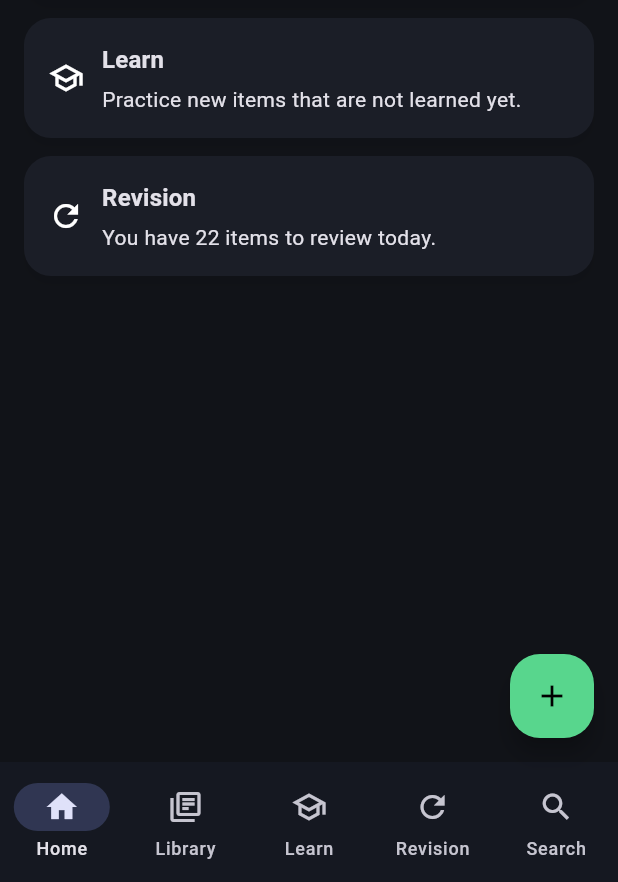
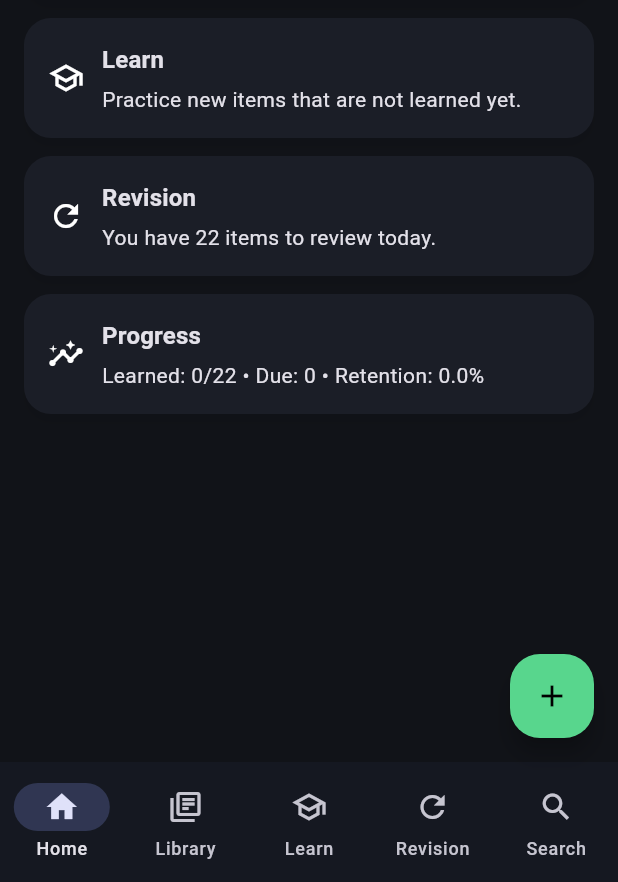
Before and after one commit to Manishkumar62/ManisuLearn---Japanese-Learning-App, a Flutter app: the screen it shows after launch, on a phone screen of 412 x 824 dp, the part 354-1236 px from its top. Run offline on Flutter 3.47's test engine with Material 3 defaults, Android fonts, the phone set to English and light mode, and no system bars; our stand-ins replace equatable, flutter_bloc, hive, hive_flutter; accounts and stored records are empty.

Commit message:
search and analytics improved

```diff
--- /dev/null
+++ b/lib/core/services/analytics_service.dart
@@ -0,0 +1,35 @@
+import '../../data/models/learning_item.dart';
+import '../../domain/models/analytics_data.dart';
+
+class AnalyticsService {
+  AnalyticsData compute(List<LearningItem> items) {
+    final now = DateTime.now();
+
+    final totalItems = items.length;
+
+    final learnedItems =
+        items.where((e) => e.isLearned).length;
+
+    final dueToday =
+        items.where((e) => e.nextReview.isBefore(now)).length;
+
+    final totalReviews =
+        items.fold<int>(0, (sum, e) => sum + e.repetitions);
+
+    final correctReviews =
+        items.where((e) => e.repetitions > 0).length;
+
+    final double retentionRate = totalReviews == 0
+        ? 0
+        : (correctReviews / totalReviews) * 100;
+
+    return AnalyticsData(
+      totalItems: totalItems,
+      learnedItems: learnedItems,
+      dueToday: dueToday,
+      totalReviews: totalReviews,
+      correctReviews: correctReviews,
+      retentionRate: retentionRate,
+    );
+  }
+}
--- /dev/null
+++ b/lib/domain/models/analytics_data.dart
@@ -0,0 +1,17 @@
+class AnalyticsData {
+  final int totalItems;
+  final int learnedItems;
+  final int dueToday;
+  final int totalReviews;
+  final int correctReviews;
+  final double retentionRate;
+
+  AnalyticsData({
+    required this.totalItems,
+    required this.learnedItems,
+    required this.dueToday,
+    required this.totalReviews,
+    required this.correctReviews,
+    required this.retentionRate,
+  });
+}
--- /dev/null
+++ b/lib/features/home/presentation/bloc/analytics_bloc.dart
@@ -0,0 +1,31 @@
+import 'package:flutter_bloc/flutter_bloc.dart';
+
+import '../../../../domain/repositories/learning_item_repository.dart';
+import '../../../../core/services/analytics_service.dart';
+import 'analytics_event.dart';
+import 'analytics_state.dart';
+
+class AnalyticsBloc extends Bloc<AnalyticsEvent, AnalyticsState> {
+  AnalyticsBloc({required LearningItemRepository repository})
+      : _repository = repository,
+        super(AnalyticsInitial()) {
+    on<LoadAnalytics>(_onLoadAnalytics);
+  }
+
+  final LearningItemRepository _repository;
+
+  Future<void> _onLoadAnalytics(
+    LoadAnalytics event,
+    Emitter<AnalyticsState> emit,
+  ) async {
+    try {
+      final items = await _repository.getAllItems();
+
+      final data = AnalyticsService().compute(items);
+
+      emit(AnalyticsLoaded(data));
+    } catch (e) {
+      emit(AnalyticsError(e.toString()));
+    }
+  }
+}
--- /dev/null
+++ b/lib/features/home/presentation/bloc/analytics_event.dart
@@ -0,0 +1,3 @@
+abstract class AnalyticsEvent {}
+
+class LoadAnalytics extends AnalyticsEvent {}
--- /dev/null
+++ b/lib/features/home/presentation/bloc/analytics_state.dart
@@ -0,0 +1,17 @@
+import '../../../../domain/models/analytics_data.dart';
+
+abstract class AnalyticsState {}
+
+class AnalyticsInitial extends AnalyticsState {}
+
+class AnalyticsLoaded extends AnalyticsState {
+  final AnalyticsData data;
+
+  AnalyticsLoaded(this.data);
+}
+
+class AnalyticsError extends AnalyticsState {
+  final String message;
+
+  AnalyticsError(this.message);
+}
--- a/lib/features/home/presentation/pages/home_page.dart
+++ b/lib/features/home/presentation/pages/home_page.dart
@@ -1,5 +1,7 @@
 import 'package:flutter/material.dart';
 import 'package:flutter_bloc/flutter_bloc.dart';
+import 'package:manisulearn/features/home/presentation/bloc/analytics_bloc.dart';
+import 'package:manisulearn/features/home/presentation/bloc/analytics_state.dart';
 
 import '../../../revision/presentation/bloc/review_queue_bloc.dart';
 
@@ -52,6 +54,38 @@ class _HomePageState extends State<HomePage> {
               );
             },
           ),
+          const SizedBox(height: 12),
+
+          BlocBuilder<AnalyticsBloc, AnalyticsState>(
+            builder: (context, state) {
+              if (state is AnalyticsLoaded) {
+                final data = state.data;
+
+                return _HomeCard(
+                  icon: Icons.insights_outlined,
+                  title: 'Progress',
+                  body:
+                      'Learned: ${data.learnedItems}/${data.totalItems} • '
+                      'Due: ${data.dueToday} • '
+                      'Retention: ${data.retentionRate.toStringAsFixed(1)}%',
+                );
+              }
+
+              if (state is AnalyticsError) {
+                return const _HomeCard(
+                  icon: Icons.error_outline,
+                  title: 'Progress',
+                  body: 'Could not load progress data.',
+                );
+              }
+
+              return const _HomeCard(
+                icon: Icons.insights_outlined,
+                title: 'Progress',
+                body: 'Calculating your learning progress...',
+              );
+            },
+          ),
         ],
       ),
     );
@@ -60,9 +94,10 @@ class _HomePageState extends State<HomePage> {
   String _reviewQueueMessage(ReviewQueueState state) {
     return switch (state) {
       ReviewQueueLoading() => 'Checking today\'s review queue.',
-      DueItemsLoaded(:final dueCount) => dueCount == 1
-          ? 'You have 1 item to review today.'
-          : 'You have $dueCount items to review today.',
+      DueItemsLoaded(:final dueCount) =>
+        dueCount == 1
+            ? 'You have 1 item to review today.'
+            : 'You have $dueCount items to review today.',
       ReviewQueueError() => 'Could not load today\'s review count.',
       ReviewQueueState() => 'Review learned items by priority.',
     };
--- a/lib/features/search/presentation/bloc/search_state.dart
+++ b/lib/features/search/presentation/bloc/search_state.dart
@@ -18,13 +18,15 @@ class SearchLoading extends SearchState {
 }
 
 class SearchResults extends SearchState {
-  const SearchResults({required this.query, required this.items});
+  SearchResults({required this.query, required this.items})
+    : isEmpty = items.isEmpty;
 
   final String query;
   final List<LearningItem> items;
+  final bool isEmpty;
 
   @override
-  List<Object?> get props => <Object?>[query, items];
+  List<Object?> get props => <Object?>[query, items, isEmpty];
 }
 
 class SearchError extends SearchState {
--- a/lib/main.dart
+++ b/lib/main.dart
@@ -4,6 +4,8 @@ import 'package:hive/hive.dart';
 import 'package:hive_flutter/hive_flutter.dart';
 import 'package:manisulearn/core/services/app_meta_service.dart';
 import 'package:manisulearn/data/models/learning_item_adapter.dart';
+import 'package:manisulearn/features/home/presentation/bloc/analytics_bloc.dart';
+import 'package:manisulearn/features/home/presentation/bloc/analytics_event.dart';
 
 import 'core/navigation/app_shell.dart';
 import 'core/services/json_loader.dart';
@@ -54,6 +56,11 @@ class MyApp extends StatelessWidget {
       create: (BuildContext context) => HiveLearningItemRepository(),
       child: MultiBlocProvider(
         providers: <BlocProvider<dynamic>>[
+          BlocProvider<AnalyticsBloc>(
+            create: (BuildContext context) => AnalyticsBloc(
+              repository: context.read<HiveLearningItemRepository>(),
+            )..add(LoadAnalytics()),
+          ),
           BlocProvider<LibraryBloc>(
             create: (BuildContext context) => LibraryBloc(
               repository: context.read<HiveLearningItemRepository>(),
```
Also changed, not shown: lib/core/utils/search_utils.dart (added, +44 -0 lines), lib/features/library/presentation/pages/library_page.dart (+0 -13 lines), lib/features/search/presentation/bloc/search_bloc.dart (+38 -24 lines), lib/features/search/presentation/pages/search_page.dart (+14 -8 lines), lib/features/search/presentation/widgets/search_result_tile.dart (added, +54 -0 lines).
